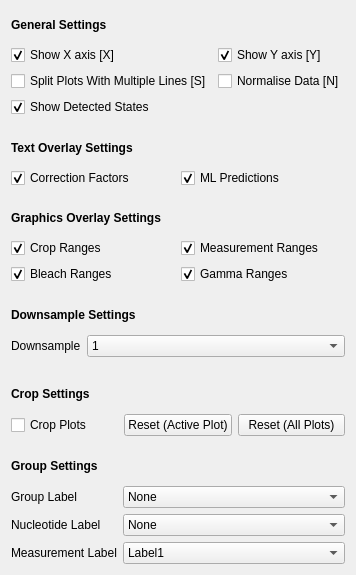
This is src/TraceAnalyser/GUI/GUI_windows/plotsettings_gui.ui in piedrro/TraceAnalyser as Qt 5 draws it before an edit. The edited form follows.
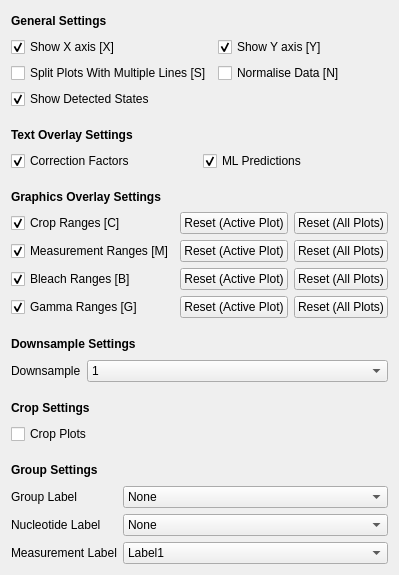
This is the edited form.

Diff of the .ui file:
```diff
--- a/src/TraceAnalyser/GUI/GUI_windows/plotsettings_gui.ui
+++ b/src/TraceAnalyser/GUI/GUI_windows/plotsettings_gui.ui
@@ -6,7 +6,7 @@
    <rect>
     <x>0</x>
     <y>0</y>
-    <width>316</width>
+    <width>396</width>
     <height>575</height>
    </rect>
   </property>
@@ -165,46 +165,102 @@
    </item>
    <item>
     <layout class="QGridLayout" name="gridLayout_5">
-     <item row="0" column="0">
-      <widget class="QCheckBox" name="show_crop_range">
+     <item row="0" column="1">
+      <widget class="QPushButton" name="crop_reset_active">
        <property name="text">
-        <string>Crop Ranges</string>
-       </property>
-       <property name="checked">
-        <bool>true</bool>
+        <string>Reset (Active Plot)</string>
        </property>
       </widget>
      </item>
-     <item row="1" column="0">
+     <item row="2" column="0">
       <widget class="QCheckBox" name="show_bleach_range">
        <property name="text">
-        <string>Bleach Ranges</string>
+        <string>Bleach Ranges [B]</string>
        </property>
        <property name="checked">
         <bool>true</bool>
        </property>
       </widget>
      </item>
-     <item row="0" column="1">
+     <item row="1" column="0">
       <widget class="QCheckBox" name="show_measurement_range">
        <property name="text">
-        <string>Measurement Ranges</string>
+        <string>Measurement Ranges [M]</string>
        </property>
        <property name="checked">
         <bool>true</bool>
        </property>
       </widget>
      </item>
-     <item row="1" column="1">
+     <item row="3" column="0">
       <widget class="QCheckBox" name="show_gamma_range">
        <property name="text">
-        <string>Gamma Ranges</string>
+        <string>Gamma Ranges [G]</string>
        </property>
        <property name="checked">
         <bool>true</bool>
        </property>
       </widget>
      </item>
+     <item row="0" column="0">
+      <widget class="QCheckBox" name="show_crop_range">
+       <property name="text">
+        <string>Crop Ranges [C]</string>
+       </property>
+       <property name="checked">
+        <bool>true</bool>
+       </property>
+      </widget>
+     </item>
+     <item row="0" column="2">
+      <widget class="QPushButton" name="crop_reset_all">
+       <property name="text">
+        <string>Reset (All Plots)</string>
+       </property>
+      </widget>
+     </item>
+     <item row="1" column="1">
+      <widget class="QPushButton" name="measurment_reset_active">
+       <property name="text">
+        <string>Reset (Active Plot)</string>
+       </property>
+      </widget>
+     </item>
+     <item row="2" column="1">
+      <widget class="QPushButton" name="bleach_reset_active">
+       <property name="text">
+        <string>Reset (Active Plot)</string>
+       </property>
+      </widget>
+     </item>
+     <item row="3" column="1">
+      <widget class="QPushButton" name="gamma_reset_active">
+       <property name="text">
+        <string>Reset (Active Plot)</string>
+       </property>
+      </widget>
+     </item>
+     <item row="1" column="2">
+      <widget class="QPushButton" name="measurment_reset_all">
+       <property name="text">
+        <string>Reset (All Plots)</string>
+       </property>
+      </widget>
+     </item>
+     <item row="2" column="2">
+      <widget class="QPushButton" name="bleach_reset_all">
+       <property name="text">
+        <string>Reset (All Plots)</string>
+       </property>
+      </widget>
+     </item>
+     <item row="3" column="2">
+      <widget class="QPushButton" name="gamma_reset_all">
+       <property name="text">
+        <string>Reset (All Plots)</string>
+       </property>
+      </widget>
+     </item>
     </layout>
    </item>
    <item>
@@ -312,20 +368,6 @@
    </item>
    <item>
     <layout class="QGridLayout" name="gridLayout">
-     <item row="1" column="1">
-      <widget class="QPushButton" name="crop_reset_active">
-       <property name="text">
-        <string>Reset (Active Plot)</string>
-       </property>
-      </widget>
-     </item>
-     <item row="1" column="2">
-      <widget class="QPushButton" name="crop_reset_all">
-       <property name="text">
-        <string>Reset (All Plots)</string>
-       </property>
-      </widget>
-     </item>
      <item row="1" column="0">
       <widget class="QCheckBox" name="crop_plots">
        <property name="text">
```
